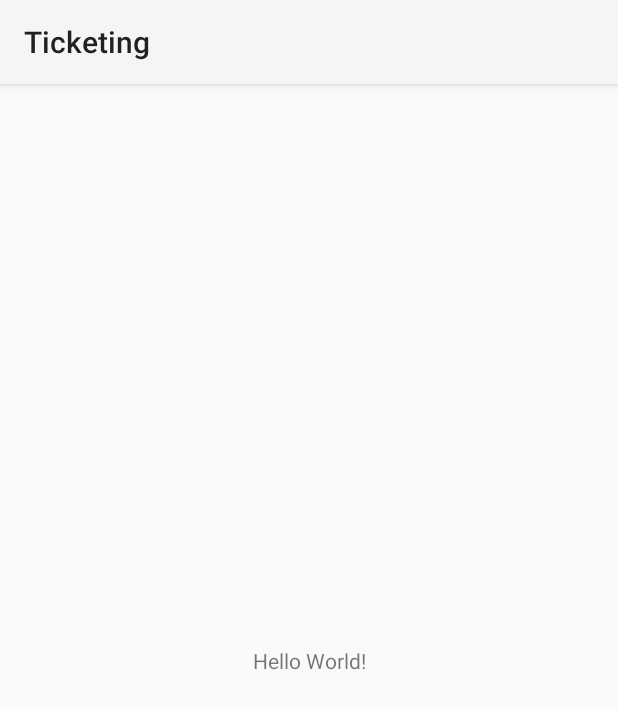
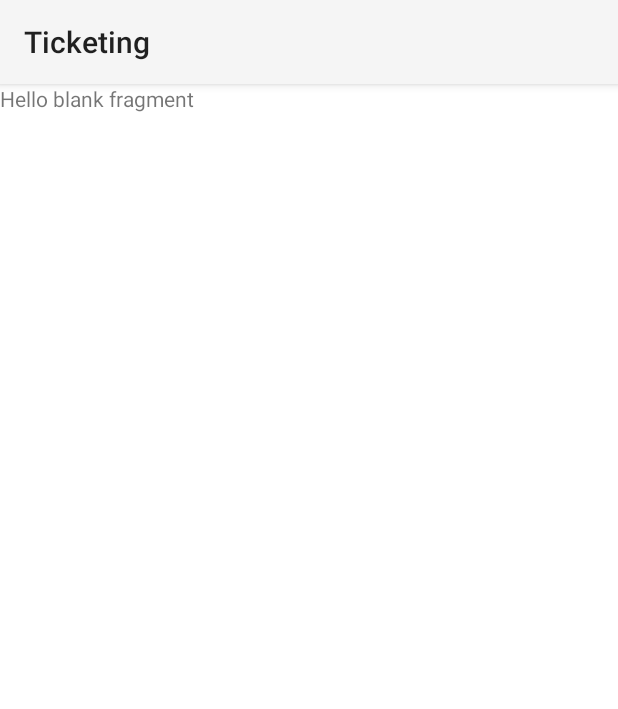
Before and after one commit to IrvanWijayaSardam/C2Ticketing, an Android app: the screen it shows after launch (MainActivity), on a phone screen of 412 x 824 dp. Shown: the top 709 px of the screen. Run offline under Robolectric (Android 15) with nearby library versions, the phone set to English and light mode, and no system bars.

Commit message:
make navigation, package, fragment

```diff
--- a/app/build.gradle
+++ b/app/build.gradle
@@ -38,6 +38,8 @@ dependencies {
     implementation 'androidx.appcompat:appcompat:1.5.1'
     implementation 'com.google.android.material:material:1.7.0'
     implementation 'androidx.constraintlayout:constraintlayout:2.1.4'
+    implementation 'androidx.navigation:navigation-fragment-ktx:2.5.3'
+    implementation 'androidx.navigation:navigation-ui-ktx:2.5.3'
     testImplementation 'junit:junit:4.13.2'
     androidTestImplementation 'androidx.test.ext:junit:1.1.4'
     androidTestImplementation 'androidx.test.espresso:espresso-core:3.5.0'
--- a/app/src/main/AndroidManifest.xml
+++ b/app/src/main/AndroidManifest.xml
@@ -13,7 +13,7 @@
         android:theme="@style/Theme.Ticketing"
         tools:targetApi="31">
         <activity
-            android:name=".MainActivity"
+            android:name=".view.MainActivity"
             android:exported="true">
             <intent-filter>
                 <action android:name="android.intent.action.MAIN" />
--- a/app/src/main/java/com/ctwofinalproject/ticketing/MainActivity.kt
+++ b/app/src/main/java/com/ctwofinalproject/ticketing/view/MainActivity.kt
@@ -1,7 +1,8 @@
-package com.ctwofinalproject.ticketing
+package com.ctwofinalproject.ticketing.view
 
 import androidx.appcompat.app.AppCompatActivity
 import android.os.Bundle
+import com.ctwofinalproject.ticketing.R
 
 class MainActivity : AppCompatActivity() {
     override fun onCreate(savedInstanceState: Bundle?) {
--- /dev/null
+++ b/app/src/main/java/com/ctwofinalproject/ticketing/view/ui/splash/SplashFragment.kt
@@ -0,0 +1,19 @@
+package com.ctwofinalproject.ticketing.view.ui.splash
+
+import android.os.Bundle
+import androidx.fragment.app.Fragment
+import android.view.LayoutInflater
+import android.view.View
+import android.view.ViewGroup
+import com.ctwofinalproject.ticketing.R
+
+class SplashFragment : Fragment() {
+
+    override fun onCreateView(
+        inflater: LayoutInflater, container: ViewGroup?,
+        savedInstanceState: Bundle?
+    ): View? {
+        // Inflate the layout for this fragment
+        return inflater.inflate(R.layout.fragment_splash, container, false)
+    }
+}
--- a/app/src/main/res/layout/activity_main.xml
+++ b/app/src/main/res/layout/activity_main.xml
@@ -4,15 +4,19 @@
     xmlns:tools="http://schemas.android.com/tools"
     android:layout_width="match_parent"
     android:layout_height="match_parent"
-    tools:context=".MainActivity">
+    android:background="@color/white"
+    tools:context=".view.MainActivity">
 
-    <TextView
-        android:layout_width="wrap_content"
-        android:layout_height="wrap_content"
-        android:text="Hello World!"
+    <androidx.fragment.app.FragmentContainerView
+        android:id="@+id/fragmentContainerView"
+        android:name="androidx.navigation.fragment.NavHostFragment"
+        android:layout_width="match_parent"
+        android:layout_height="match_parent"
+        app:defaultNavHost="true"
+        app:navGraph="@navigation/navigation"
+        app:layout_constraintLeft_toLeftOf="parent"
+        app:layout_constraintRight_toRightOf="parent"
         app:layout_constraintBottom_toBottomOf="parent"
-        app:layout_constraintEnd_toEndOf="parent"
-        app:layout_constraintStart_toStartOf="parent"
-        app:layout_constraintTop_toTopOf="parent" />
-
+        app:layout_constraintTop_toTopOf="parent"
+        />
 </androidx.constraintlayout.widget.ConstraintLayout>
--- /dev/null
+++ b/app/src/main/res/layout/fragment_splash.xml
@@ -0,0 +1,14 @@
+<?xml version="1.0" encoding="utf-8"?>
+<FrameLayout xmlns:android="http://schemas.android.com/apk/res/android"
+    xmlns:tools="http://schemas.android.com/tools"
+    android:layout_width="match_parent"
+    android:layout_height="match_parent"
+    tools:context=".view.ui.splash.SplashFragment">
+
+    <!-- TODO: Update blank fragment layout -->
+    <TextView
+        android:layout_width="match_parent"
+        android:layout_height="match_parent"
+        android:text="@string/hello_blank_fragment" />
+
+</FrameLayout>
--- /dev/null
+++ b/app/src/main/res/navigation/navigation.xml
@@ -0,0 +1,65 @@
+<?xml version="1.0" encoding="utf-8"?>
+<navigation xmlns:android="http://schemas.android.com/apk/res/android"
+    xmlns:app="http://schemas.android.com/apk/res-auto"
+    xmlns:tools="http://schemas.android.com/tools"
+    android:id="@+id/navigation"
+    app:startDestination="@id/splashFragment">
+
+    <fragment
+        android:id="@+id/splashFragment"
+        android:name="com.ctwofinalproject.ticketing.view.ui.splash.SplashFragment"
+        android:label="fragment_splash"
+        tools:layout="@layout/fragment_splash" >
+        <action
+            android:id="@+id/action_splashFragment_to_loginFragment"
+            app:destination="@id/loginFragment" />
+    </fragment>
+    <fragment
+        android:id="@+id/signinFragment"
+        android:name="com.ctwofinalproject.ticketing.view.ui.signin.SigninFragment"
+        android:label="fragment_signin"
+        tools:layout="@layout/fragment_signin" >
+        <action
+            android:id="@+id/action_signinFragment_to_loginFragment"
+            app:destination="@id/loginFragment" />
+    </fragment>
+    <fragment
+        android:id="@+id/loginFragment"
+        android:name="com.ctwofinalproject.ticketing.view.ui.login.LoginFragment"
+        android:label="fragment_login"
+        tools:layout="@layout/fragment_login" >
+        <action
+            android:id="@+id/action_loginFragment_to_signinFragment"
+            app:destination="@id/signinFragment" />
+        <action
+            android:id="@+id/action_loginFragment_to_homeFragment"
+            app:destination="@id/homeFragment" />
+    </fragment>
+    <fragment
+        android:id="@+id/profileFragment"
+        android:name="com.ctwofinalproject.ticketing.view.ui.profile.ProfileFragment"
+        android:label="fragment_profile"
+        tools:layout="@layout/fragment_profile" >
+        <action
+            android:id="@+id/action_profileFragment_to_homeFragment"
+            app:destination="@id/homeFragment" />
+        <action
+            android:id="@+id/action_profileFragment_to_signinFragment"
+            app:destination="@id/signinFragment" />
+    </fragment>
+    <fragment
+        android:id="@+id/homeFragment"
+        android:name="com.ctwofinalproject.ticketing.view.ui.home.HomeFragment"
+        android:label="fragment_home"
+        tools:layout="@layout/fragment_home" >
+        <action
+            android:id="@+id/action_homeFragment_to_loginFragment"
+            app:destination="@id/loginFragment" />
+        <action
+            android:id="@+id/action_homeFragment_to_signinFragment"
+            app:destination="@id/signinFragment" />
+        <action
+            android:id="@+id/action_homeFragment_to_profileFragment"
+            app:destination="@id/profileFragment" />
+    </fragment>
+</navigation>
--- a/app/src/main/res/values/strings.xml
+++ b/app/src/main/res/values/strings.xml
@@ -1,3 +1,5 @@
 <resources>
     <string name="app_name">Ticketing</string>
+    <!-- TODO: Remove or change this placeholder text -->
+    <string name="hello_blank_fragment">Hello blank fragment</string>
 </resources>
```
Also changed, not shown: app/src/main/java/com/ctwofinalproject/ticketing/view/ui/home/HomeFragment.kt (added, +19 -0 lines), app/src/main/java/com/ctwofinalproject/ticketing/view/ui/login/LoginFragment.kt (added, +19 -0 lines), app/src/main/java/com/ctwofinalproject/ticketing/view/ui/profile/ProfileFragment.kt (added, +19 -0 lines), app/src/main/java/com/ctwofinalproject/ticketing/view/ui/signin/SigninFragment.kt (added, +19 -0 lines), app/src/main/res/layout/fragment_home.xml (added, +14 -0 lines), app/src/main/res/layout/fragment_login.xml (added, +14 -0 lines), app/src/main/res/layout/fragment_profile.xml (added, +14 -0 lines), app/src/main/res/layout/fragment_signin.xml (added, +14 -0 lines).
